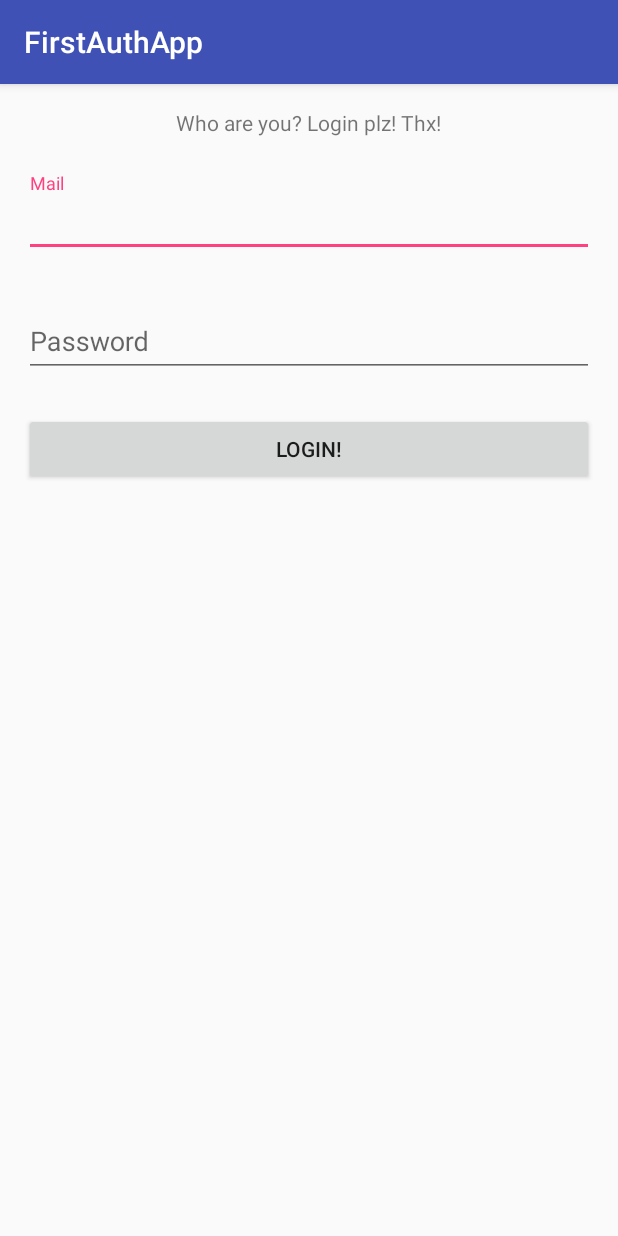
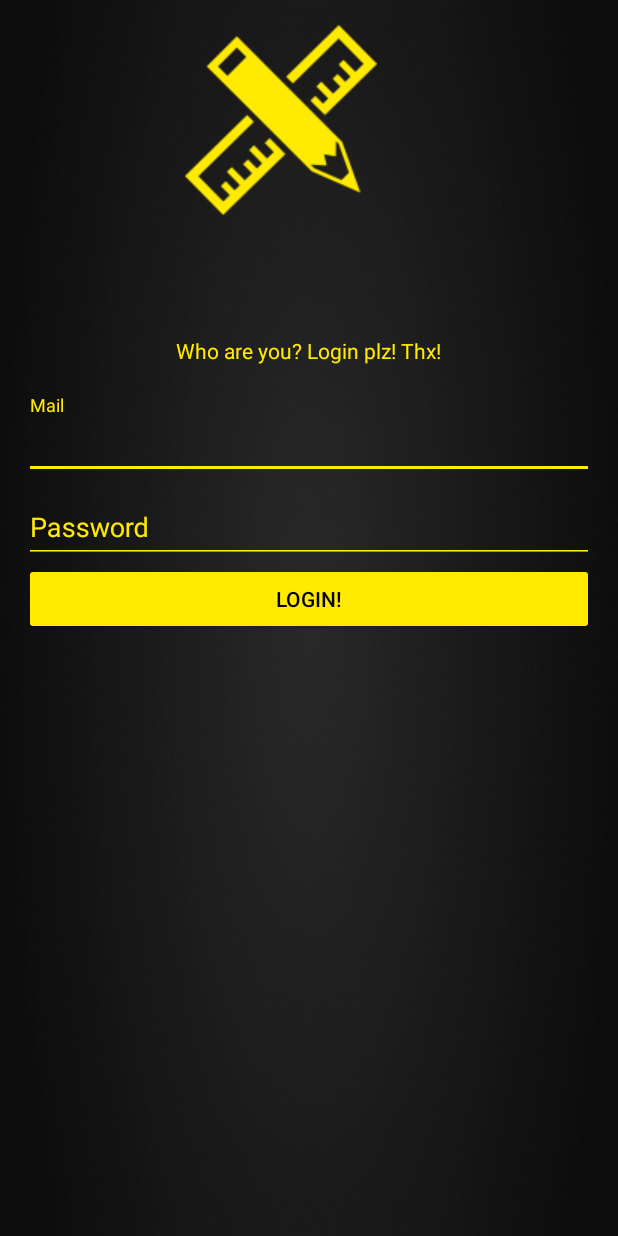
Before and after one commit to bullik01/first-auth-app, an Android app: the screen it shows after launch (MainActivity), on a phone screen of 412 x 824 dp. Run offline under Robolectric (Android 15) with nearby library versions, the phone set to English and light mode, and no system bars; our stand-ins replace ButterKnife.

Commit message:
~~ SEE FULL ~~ NEW: 1) New app icon WIP: Empty

```diff
--- a/app/src/main/res/layout/activity_main.xml
+++ b/app/src/main/res/layout/activity_main.xml
@@ -9,20 +9,34 @@
     android:paddingLeft="@dimen/activity_horizontal_margin"
     android:paddingRight="@dimen/activity_horizontal_margin"
     android:paddingTop="@dimen/activity_vertical_margin"
-    tools:context="com.bulo4ka.bullik01.firstauthapp.MainActivity">
+    tools:context="com.bulo4ka.bullik01.firstauthapp.MainActivity"
+    android:background="@drawable/black_background"
+    android:weightSum="1"
+    android:layout_gravity="center_vertical">
+
+    <ImageView
+        android:layout_width="128dp"
+        android:layout_height="128dp"
+        android:layout_marginLeft="107dp"
+        android:background="@drawable/login_picture"
+        />
 
     <TextView
         android:id="@+id/textView"
         android:layout_width="wrap_content"
         android:layout_height="wrap_content"
         android:text="@string/textView"
-        android:layout_gravity="center_horizontal"
-        android:visibility="visible" />
+        android:textColor="@color/colorAccent"
+        android:layout_marginTop="80dp"
+        android:visibility="visible"
+        android:layout_gravity="center_horizontal"/>
 
     <android.support.design.widget.TextInputLayout
         android:layout_width="match_parent"
         android:layout_height="wrap_content"
-        android:layout_marginTop="24dp">
+        android:layout_marginTop="20dp"
+        android:textColorHint="@color/colorAccent"
+        android:layout_gravity="center_horizontal">
 
         <android.support.v7.widget.AppCompatEditText
             android:id="@+id/yourMail"
@@ -33,13 +47,16 @@
             android:inputType="textEmailAddress"
             android:maxLines="1"
             android:scrollHorizontally="true"
-            android:selectAllOnFocus="false" />
+            android:selectAllOnFocus="false"
+            android:fontFamily="sans-serif"
+            android:textColor="@color/colorAccent"/>
     </android.support.design.widget.TextInputLayout>
 
     <android.support.design.widget.TextInputLayout
         android:layout_width="match_parent"
         android:layout_height="wrap_content"
-        android:layout_marginTop="24dp">
+        android:textColorHint="@color/colorAccent"
+        android:layout_gravity="center_horizontal">
 
         <android.support.v7.widget.AppCompatEditText
             android:id="@+id/yourPass"
@@ -49,7 +66,8 @@
             android:hint="@string/yourPass"
             android:inputType="textPassword"
             android:maxLines="1"
-            android:scrollHorizontally="true" />
+            android:scrollHorizontally="true"
+            android:textColor="@color/colorAccent"/>
     </android.support.design.widget.TextInputLayout>
 
 
@@ -57,8 +75,9 @@
         android:id="@+id/button2"
         android:layout_width="match_parent"
         android:layout_height="wrap_content"
-        android:layout_marginTop="24dp"
-        android:layout_gravity="end"
+        android:layout_gravity="center_horizontal"
         android:text="@string/button2"
-        android:onClick="onMyButtonClick" />
+        android:backgroundTint="@color/colorAccent"
+        android:onClick="onMyButtonClick"
+        android:textColor="@color/black"/>
 </LinearLayout>
--- /dev/null
+++ b/app/src/main/res/values-v21/styles.xml
@@ -0,0 +1,15 @@
+<?xml version="1.0" encoding="utf-8"?>
+<resources>
+
+        <style name="AppTheme" parent="Theme.AppCompat.NoActionBar">
+                <!-- Customize your theme here. -->
+                <item name="colorPrimary">@color/colorAccent</item>
+                <item name="colorPrimaryDark">@color/colorPrimaryDark</item>
+                <item name="colorAccent">@color/colorAccent</item>
+                <item name="android:colorForeground">@color/colorAccent</item>
+                <item name="android:navigationBarColor">@color/colorAccent</item>
+                <item name="android:statusBarColor">@android:color/background_dark</item>
+                <item name="android:textColorPrimary">@color/black</item>
+                <item name="android:textColorSecondary">@color/colorAccent</item>
+        </style>
+</resources>
--- a/app/src/main/res/values/colors.xml
+++ b/app/src/main/res/values/colors.xml
@@ -2,5 +2,8 @@
 <resources>
     <color name="colorPrimary">#3F51B5</color>
     <color name="colorPrimaryDark">#303F9F</color>
-    <color name="colorAccent">#FF4081</color>
+    <color name="colorAccent">#ffea00</color>
+    <color name="yellowLight">#ffea00</color>
+    <color name="yellowNoLight">#f4e000</color>
+    <color name="black">#000000</color>
 </resources>
--- a/app/src/main/res/values/styles.xml
+++ b/app/src/main/res/values/styles.xml
@@ -1,11 +1,14 @@
 <resources>
 
     <!-- Base application theme. -->
-    <style name="AppTheme" parent="Theme.AppCompat.Light.DarkActionBar">
+    <style name="AppTheme" parent="Theme.AppCompat.NoActionBar">
         <!-- Customize your theme here. -->
-        <item name="colorPrimary">@color/colorPrimary</item>
+        <item name="colorPrimary">@color/colorAccent</item>
         <item name="colorPrimaryDark">@color/colorPrimaryDark</item>
         <item name="colorAccent">@color/colorAccent</item>
+        <item name="android:colorForeground">@color/colorAccent</item>
+        <item name="android:textColorPrimary">@color/black</item>
+        <item name="android:textColorSecondary">@color/colorAccent</item>
     </style>
 
 </resources>
```
Also changed, not shown: app/src/main/res/drawable/black_background.jpg (added), app/src/main/res/drawable/login_picture.png (added), app/src/main/res/mipmap-hdpi/ic_launcher.png, app/src/main/res/mipmap-mdpi/ic_launcher.png, app/src/main/res/mipmap-xhdpi/ic_launcher.png, app/src/main/res/mipmap-xxhdpi/ic_launcher.png, app/src/main/res/mipmap-xxxhdpi/ic_launcher.png.
